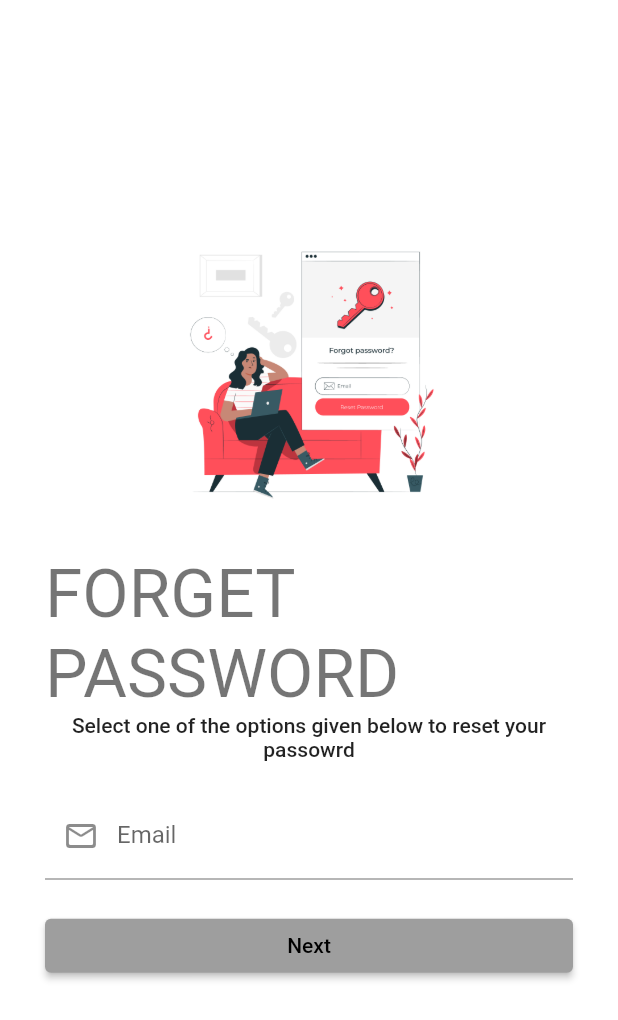
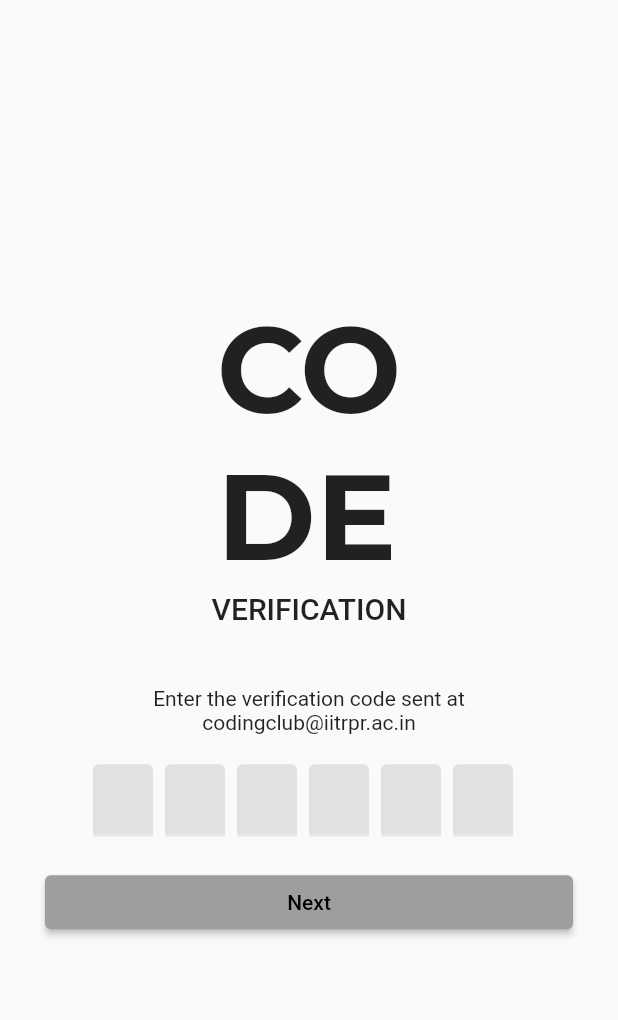
Before and after one commit to ashiya2701/club_management_app, a Flutter app: the ForgetPasswordMailScreen screen opened directly, after a tap on "Next", on a phone screen of 412 x 824 dp. Shown: the top 1020 px of the screen. Run offline on Flutter 3.47's test engine with Material 2 defaults, Android fonts, the phone set to English and light mode, and no system bars; drawn by our look-alikes of flutter_otp_text_field; our stand-ins replace get, google_fonts, liquid_swipe, smooth_page_indicator, table_calendar.

Commit message:
OTP Screen

```diff
--- a/lib/Screens/Forgot Password/forget_mail_screen.dart
+++ b/lib/Screens/Forgot Password/forget_mail_screen.dart
@@ -1,6 +1,7 @@
 import 'package:flutter/material.dart';
 import 'package:get/get.dart';
 
+import '../OTP/otp_screen.dart';
 import '../SignUp/form_header_widget.dart';
 
 class ForgetPasswordMailScreen extends StatelessWidget {
@@ -40,7 +41,7 @@ class ForgetPasswordMailScreen extends StatelessWidget {
                           width: double.infinity,
                           child: ElevatedButton(
                               onPressed: () {
-                                // Get.to(() => const OTPScreen());
+                                 Get.to(() => const OTPScreen());
                               },
                               child: const Text("Next"))),
                     ],
--- /dev/null
+++ b/lib/Screens/OTP/otp_screen.dart
@@ -0,0 +1,45 @@
+import 'package:flutter/material.dart';
+import 'package:flutter_otp_text_field/flutter_otp_text_field.dart';
+import 'package:google_fonts/google_fonts.dart';
+
+class OTPScreen extends StatelessWidget {
+  const OTPScreen({Key? key}) : super(key: key);
+
+  @override
+  Widget build(BuildContext context) {
+    return Scaffold(
+      body: Container(
+        padding: const EdgeInsets.all(30),
+        child: Column(
+          mainAxisAlignment: MainAxisAlignment.center,
+          children: [
+            Text(
+              "CO\nDE",
+              style: GoogleFonts.montserrat(
+                  fontWeight: FontWeight.bold, fontSize: 80.0),
+            ),
+            Text("Verification".toUpperCase(),
+                style: Theme.of(context).textTheme.headline6),
+            const SizedBox(height: 40.0),
+            const Text(
+                "Enter the verification code sent at codingclub@iitrpr.ac.in",
+                textAlign: TextAlign.center),
+            const SizedBox(height: 20.0),
+            OtpTextField(
+                mainAxisAlignment: MainAxisAlignment.center,
+                numberOfFields: 6,
+                fillColor: Colors.black.withOpacity(0.1),
+                filled: true,
+                onSubmit: (code) => print("OTP is => $code")),
+            const SizedBox(height: 20.0),
+            SizedBox(
+              width: double.infinity,
+              child:
+                  ElevatedButton(onPressed: () {}, child: const Text("Next")),
+            ),
+          ],
+        ),
+      ),
+    );
+  }
+}
--- a/pubspec.yaml
+++ b/pubspec.yaml
@@ -41,6 +41,7 @@ dependencies:
   liquid_swipe: ^3.0.0
   smooth_page_indicator: ^1.0.0+2
   get: ^4.6.5
+  flutter_otp_text_field: ^1.1.1
 
 dev_dependencies:
   flutter_test:
```
Also changed, not shown: lib/Screens/Session_details.dart (+42 -22 lines), pubspec.lock.
